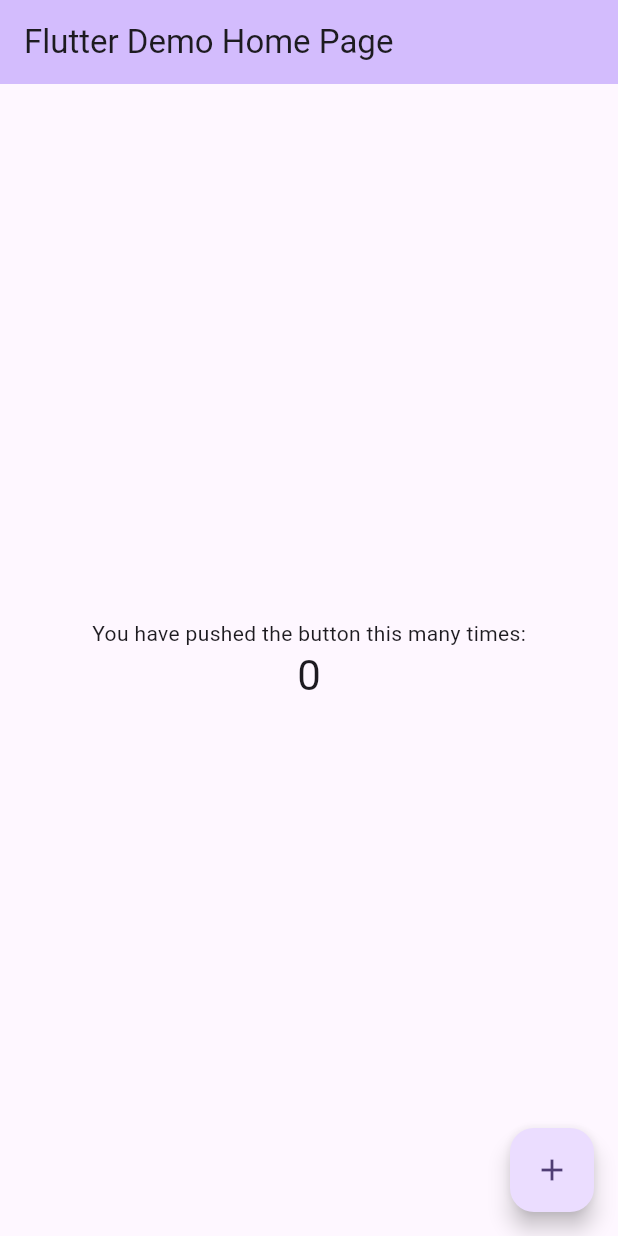
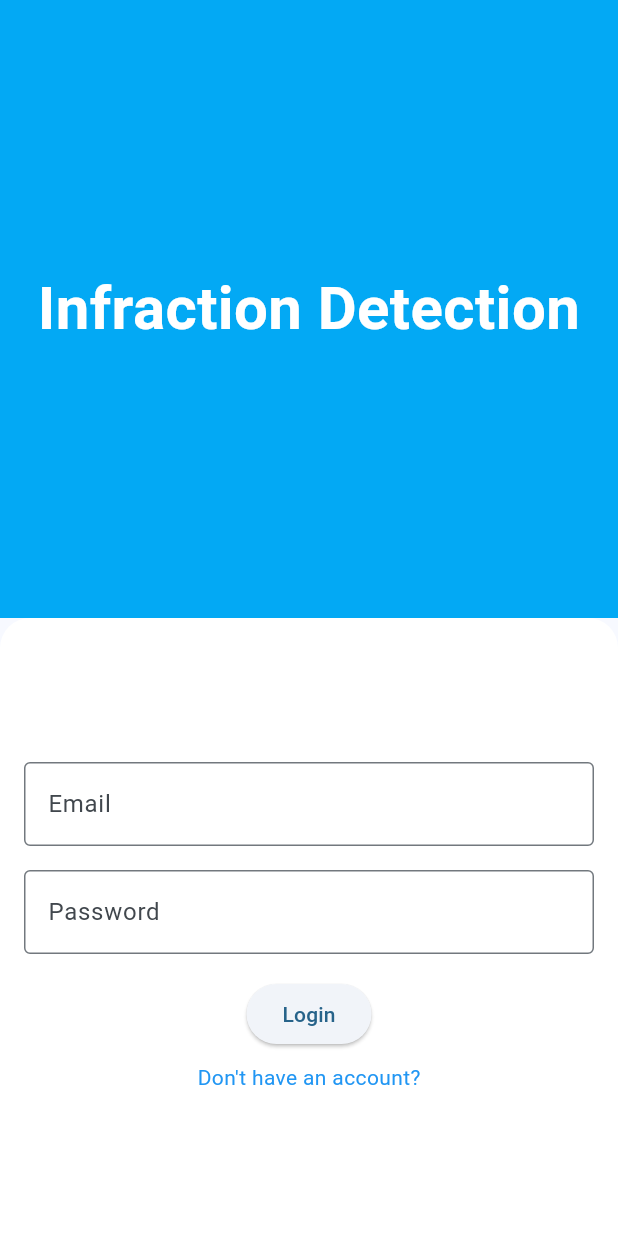
Before and after one commit to Arix69sex/PRY20231013-LPDRMobile, a Flutter app: the screen it shows after launch, on a phone screen of 412 x 824 dp. Run offline on Flutter 3.47's test engine with Material 2 defaults, Android fonts, the light colour scheme and no system bars; our stand-ins replace flutter_dotenv, shared_preferences.

Commit message:
feat: Add initial file structure and implement login and signup views

```diff
--- a/lib/main.dart
+++ b/lib/main.dart
@@ -1,40 +1,47 @@
 import 'package:flutter/material.dart';
+import 'package:flutter_dotenv/flutter_dotenv.dart';
+import 'package:lpdr_mobile/pages/home.dart';
+import 'package:lpdr_mobile/pages/loginPage.dart';
+import 'package:lpdr_mobile/util/Jwt.dart';
+import 'package:logging/logging.dart';
 
-void main() {
-  runApp(const MyApp());
+Future main() async {
+  WidgetsFlutterBinding.ensureInitialized();
+  Logger.root.level = Level.INFO;
+  Logger.root.onRecord.listen((record) {
+    if (record.level >= Level.INFO) {
+      print('${record.level.name}: ${record.time}: ${record.message}');
+    }
+  });
+  bool loggedIn = await Jwt.getToken() != null ? true : false;
+  print(loggedIn);
+  await dotenv.load(fileName: ".env");
+  runApp(MaterialApp(
+      title: "Infraction Detection",
+      home: MyApp(loggedIn),
+      theme: ThemeData(
+        colorScheme: ColorScheme.fromSeed(seedColor: Colors.lightBlue),
+        useMaterial3: true,
+      )));
 }
 
 class MyApp extends StatelessWidget {
-  const MyApp({super.key});
+  //const MyApp({Key? key}) : super(key: key);
+  MyApp(this.loggedIn);
 
-  // This widget is the root of your application.
+  final bool loggedIn;
+
   @override
   Widget build(BuildContext context) {
-    return MaterialApp(
-      title: 'Flutter Demo',
-      theme: ThemeData(
-        // This is the theme of your application.
-        //
-        // TRY THIS: Try running your application with "flutter run". You'll see
-        // the application has a blue toolbar. Then, without quitting the app,
-        // try changing the seedColor in the colorScheme below to Colors.green
-        // and then invoke "hot reload" (save your changes or press the "hot
-        // reload" button in a Flutter-supported IDE, or press "r" if you used
-        // the command line to start the app).
-        //
-        // Notice that the counter didn't reset back to zero; the application
-        // state is not lost during the reload. To reset the state, use hot
-        // restart instead.
-        //
-        // This works for code too, not just values: Most code changes can be
-        // tested with just a hot reload.
-        colorScheme: ColorScheme.fromSeed(seedColor: Colors.deepPurple),
-        useMaterial3: true,
-      ),
-      home: const MyHomePage(title: 'Flutter Demo Home Page'),
-    );
+    if (loggedIn) {
+      return HomePage();
+    } else {
+      return const LoginPage();
+    }
   }
 }
+
+class HexColor {}
 
 class MyHomePage extends StatefulWidget {
   const MyHomePage({super.key, required this.title});
--- /dev/null
+++ b/lib/pages/loginPage.dart
@@ -0,0 +1,117 @@
+import 'package:flutter/material.dart';
+import 'package:lpdr_mobile/components/messageSnackBar.dart';
+import 'package:lpdr_mobile/util/Jwt.dart';
+import 'package:lpdr_mobile/pages/home.dart';
+import 'package:lpdr_mobile/pages/signUpPage.dart';
+import 'package:lpdr_mobile/services/authService.dart';
+
+class LoginPage extends StatefulWidget {
+  const LoginPage({Key? key}) : super(key: key);
+
+  @override
+  _LoginPageState createState() => _LoginPageState();
+}
+
+class _LoginPageState extends State<LoginPage> {
+  final emailController = TextEditingController();
+  final passwordController = TextEditingController();
+
+  @override
+  Widget build(BuildContext context) {
+    return Scaffold(
+        body: Column(
+      children: <Widget>[
+        // First Half (Light Blue Screen)
+        Container(
+          color: Colors.lightBlue,
+          height: MediaQuery.of(context).size.height /
+              2, // Half of the screen height
+          child: Center(
+            child: Container(
+              width:
+                  MediaQuery.of(context).size.width, // Full width of the screen
+              child: Text(
+                'Infraction Detection',
+                style: TextStyle(
+                  fontSize: 40.0, // Adjust the font size as needed
+                  color: Colors.white, // Text color
+                  fontWeight: FontWeight.bold, // FontWeight
+                ),
+                textAlign: TextAlign.center, // Center the text horizontally
+              ),
+            ),
+          ),
+        ),
+
+        // Second Half (Login Inputs)
+        ClipRRect(
+          borderRadius: BorderRadius.only(
+            topLeft: Radius.circular(20.0), // Adjust the radius as needed
+            topRight: Radius.circular(20.0), // Adjust the radius as needed
+          ),
+          child: Container(
+            color: Colors.white,
+            height: MediaQuery.of(context).size.height /
+                2, // Half of the screen height
+            padding: const EdgeInsets.all(16.0),
+            child: Column(
+              mainAxisAlignment: MainAxisAlignment.center,
+              children: <Widget>[
+                TextFormField(
+                  decoration: InputDecoration(
+                    labelText: 'Email',
+                    border: OutlineInputBorder(),
+                  ),
+                  controller: emailController,
+                ),
+                const SizedBox(
+                    height: 16.0), // Add some space between the fields
+                TextFormField(
+                  decoration: InputDecoration(
+                    labelText: 'Password',
+                    border: OutlineInputBorder(),
+                  ),
+                  controller: passwordController,
+                  obscureText: true, // To hide the password text
+                ),
+                const SizedBox(
+                    height: 16.0), // Add some space between the fields
+                ElevatedButton(
+                  onPressed: () async {
+                    var authServiceInstance = AuthService();
+                    var response = await authServiceInstance.login(
+                        emailController.text,
+                        passwordController.text);
+                    if (response?.statusCode != 400) {
+                      await Jwt.saveToken(response!.body);
+                      Navigator.of(context).push(MaterialPageRoute(
+                        builder: (context) => HomePage(),
+                      ));
+                    } else {
+                      MessageSnackBar.showMessage(
+                          context, "User already exists");
+                      print(response?.body);
+                    }
+                  },
+                  child: Text('Login'),
+                ),
+                SizedBox(height: 8.0), // Add some space below the login button
+                GestureDetector(
+                  child: Text(
+                    "Don't have an account?",
+                    style: TextStyle(
+                      color: Colors.blue,
+                    ),
+                  ),
+                  onTap: () {
+                    Navigator.push(context, MaterialPageRoute(builder: (context) => SignupPage()));
+                  },
+                )
+              ],
+            ),
+          ),
+        )
+      ],
+    ));
+  }
+}
--- /dev/null
+++ b/lib/services/authService.dart
@@ -0,0 +1,46 @@
+import 'dart:convert';
+
+import 'package:flutter_dotenv/flutter_dotenv.dart';
+import 'package:http/http.dart';
+import 'package:lpdr_mobile/util/HttpRequest.dart';
+
+class AuthService {
+  // Constructor
+  AuthService();
+
+  // Method
+  Future<Response?> login(String email, String password) async {
+    var response;
+    try {
+      var baseurl = dotenv.env["API_URL"];
+      print(baseurl);
+      var httpRequest = new HttpRequest();
+
+      var body = {"email": email, "password": password};
+      response =
+          await httpRequest.post('${baseurl}users/login', jsonEncode(body));
+
+      return response;
+    } catch (error) {
+      print(error);
+      return response;
+    }
+  }
+
+  Future<Response?> signup(String email, String password) async {
+    var response;
+    try {
+      var baseurl = dotenv.env["API_URL"];
+      var httpRequest = new HttpRequest();
+
+      var body = {"email": email, "password": password};
+      response =
+          await httpRequest.post('${baseurl}users/signup', jsonEncode(body));
+
+      return response;
+    } catch (error) {
+      print(error);
+      return response;
+    }
+  }
+}
--- /dev/null
+++ b/lib/util/Jwt.dart
@@ -0,0 +1,20 @@
+import 'package:shared_preferences/shared_preferences.dart';
+
+class Jwt {
+  Jwt();
+
+  static Future<void> saveToken(String token) async {
+    final prefs = await SharedPreferences.getInstance();
+    await prefs.setString('jwt_token', token);
+  }
+
+  static Future<String?> getToken() async {
+    final prefs = await SharedPreferences.getInstance();
+    return prefs.getString('jwt_token');
+  }
+
+  static Future<void> removeToken() async {
+    final prefs = await SharedPreferences.getInstance();
+    await prefs.remove('jwt_token');
+  }
+}
```
Also changed, not shown: lib/components/messageSnackBar.dart (added, +17 -0 lines), lib/pages/home.dart (added, +18 -0 lines), lib/pages/signUpPage.dart (added, +118 -0 lines), lib/util/HttpRequest.dart (added, +46 -0 lines), pubspec.yaml (+7 -1 lines), pubspec.lock, 3 other files.
